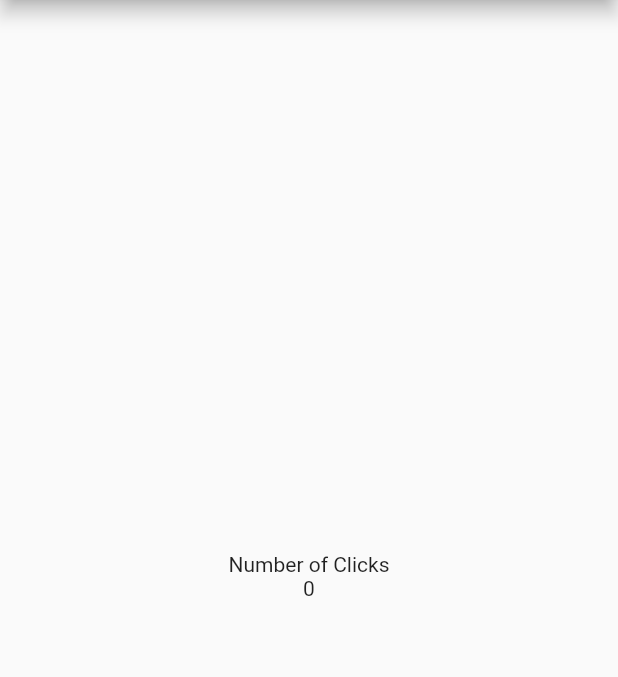
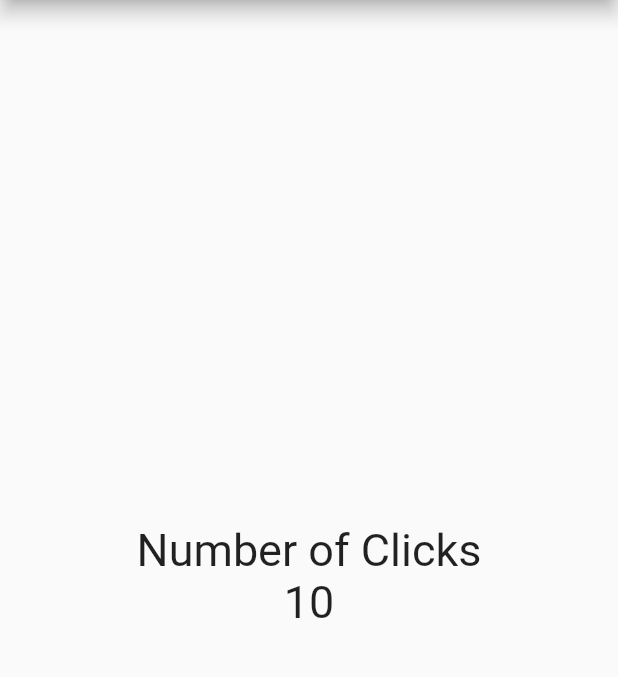
Before and after one commit to caesarbriones43/001-flutter_basis-counter_app, a Flutter app: the screen it shows after launch, on a phone screen of 412 x 824 dp, the part 84-761 px from its top. Run offline on Flutter 3.47's test engine with Material 2 defaults, Android fonts, the phone set to English and light mode, and no system bars.

Commit message:
text style

```diff
--- a/lib/screens/home_screen.dart
+++ b/lib/screens/home_screen.dart
@@ -5,6 +5,8 @@ class HomeScreen extends StatelessWidget {
 
   @override
   Widget build(BuildContext context) {
+    var fontSize30 = const TextStyle(fontSize: 30);
+
     return Scaffold(
       appBar: AppBar(
         title: const Text("CounterApp"),
@@ -13,9 +15,9 @@ class HomeScreen extends StatelessWidget {
       body: Center(
         child: Column(
           mainAxisAlignment: MainAxisAlignment.center,
-          children: const <Widget>[
-            Text('Number of Clicks'),
-            Text('0'),
+          children: [
+            Text('Number of Clicks', style: fontSize30),
+            Text('10', style: fontSize30),
           ],
         ),
       ),
```
